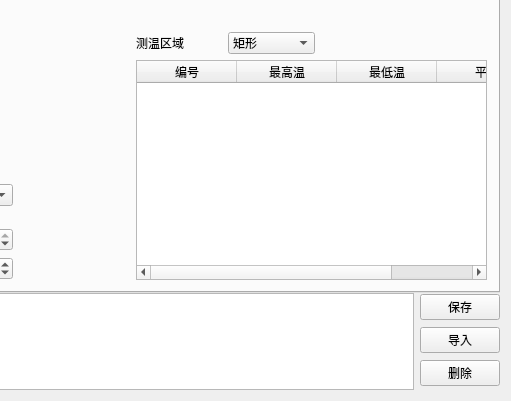
Qt form MTD-MinGW/widget.ui (wj199046/MTD-20170814) before a commit; both pictures show x 604 to 1115 and y 399 to 800 of the 1115 by 800 pixel window.
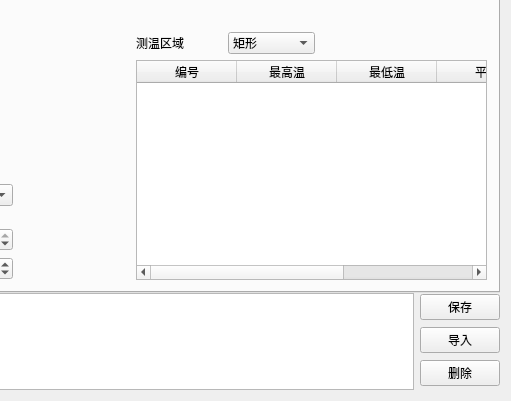
The same form after that commit. Icons and pictures are not drawn. Custom widgets are drawn as their Qt base class.

```diff
--- a/MTD-MinGW/widget.ui
+++ b/MTD-MinGW/widget.ui
@@ -523,6 +523,11 @@
                    <string>平均</string>
                   </property>
                  </column>
+                 <column>
+                  <property name="text">
+                   <string>温差</string>
+                  </property>
+                 </column>
                 </widget>
                </item>
               </layout>
```
Left out of the diff: 5 changed lines with no effect on the pictures.
